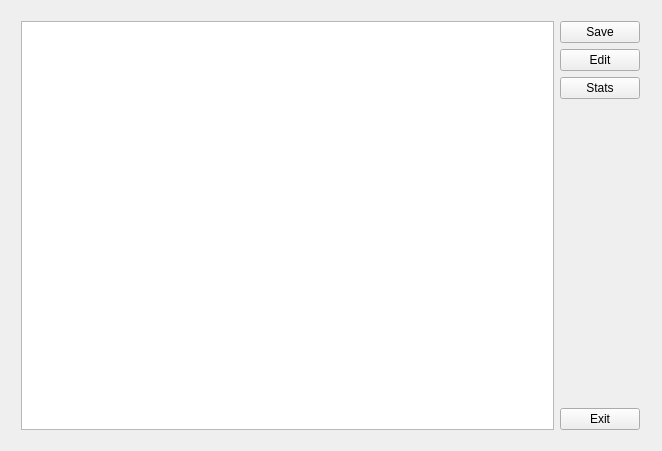
Old version of the form accounting_sql/mainwindow.ui in the repository streamx3/ltr-acc.
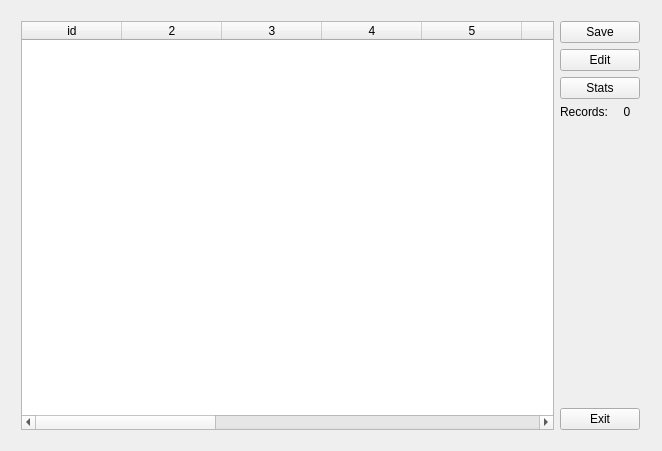
New version of the form. Icons and pictures are not drawn.

Commit message: + Added Error Alert + Added table headers + Added labels to display amount of records + Implemented DB connection verification

The edit to the form file:
```diff
--- a/accounting_sql/mainwindow.ui
+++ b/accounting_sql/mainwindow.ui
@@ -10,6 +10,12 @@
     <height>451</height>
    </rect>
   </property>
+  <property name="sizePolicy">
+   <sizepolicy hsizetype="Expanding" vsizetype="Expanding">
+    <horstretch>0</horstretch>
+    <verstretch>0</verstretch>
+   </sizepolicy>
+  </property>
   <property name="windowTitle">
    <string>Book Accounting</string>
   </property>
@@ -18,6 +24,12 @@
     <normaloff>:/images/eye-48.png</normaloff>:/images/eye-48.png</iconset>
   </property>
   <widget class="QWidget" name="centralWidget">
+   <property name="sizePolicy">
+    <sizepolicy hsizetype="Expanding" vsizetype="Expanding">
+     <horstretch>1</horstretch>
+     <verstretch>1</verstretch>
+    </sizepolicy>
+   </property>
    <widget class="QWidget" name="horizontalLayoutWidget">
     <property name="geometry">
      <rect>
@@ -28,10 +40,44 @@
      </rect>
     </property>
     <layout class="QHBoxLayout" name="horizontalLayout">
+     <property name="sizeConstraint">
+      <enum>QLayout::SetMaximumSize</enum>
+     </property>
      <item>
       <layout class="QVBoxLayout" name="verticalLayout_2">
        <item>
-        <widget class="QTableWidget" name="tableWidget"/>
+        <widget class="QTableWidget" name="tableWidget">
+         <property name="rowCount">
+          <number>0</number>
+         </property>
+         <property name="columnCount">
+          <number>14</number>
+         </property>
+         <attribute name="horizontalHeaderCascadingSectionResizes">
+          <bool>false</bool>
+         </attribute>
+         <attribute name="horizontalHeaderMinimumSectionSize">
+          <number>10</number>
+         </attribute>
+         <column>
+          <property name="text">
+           <string>id</string>
+          </property>
+         </column>
+         <column/>
+         <column/>
+         <column/>
+         <column/>
+         <column/>
+         <column/>
+         <column/>
+         <column/>
+         <column/>
+         <column/>
+         <column/>
+         <column/>
+         <column/>
+        </widget>
        </item>
       </layout>
      </item>
@@ -58,6 +104,30 @@
          </property>
         </widget>
        </item>
+       <item>
+        <layout class="QHBoxLayout" name="horizontalLayout_2">
+         <item>
+          <widget class="QLabel" name="label_records">
+           <property name="text">
+            <string>Records:</string>
+           </property>
+           <property name="alignment">
+            <set>Qt::AlignCenter</set>
+           </property>
+          </widget>
+         </item>
+         <item>
+          <widget class="QLabel" name="label_records_num">
+           <property name="text">
+            <string>0</string>
+           </property>
+           <property name="alignment">
+            <set>Qt::AlignCenter</set>
+           </property>
+          </widget>
+         </item>
+        </layout>
+       </item>
        <item>
         <spacer name="verticalSpacer">
          <property name="orientation">
```
The commit also changes 7 other files.
